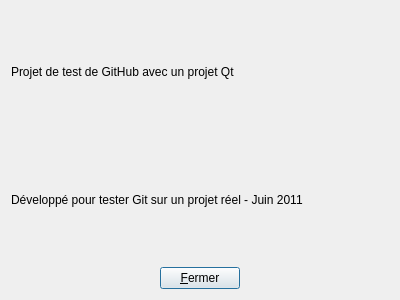
The window that dialogabout.ui (PyrosBrother/TestDuMac) describes before a commit, drawn with Qt 5.
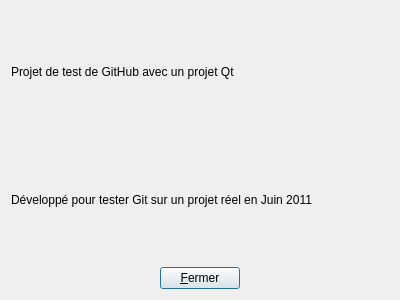
The same window after the commit.

Commit message: Correction orthographe dans QDialogAbout

```diff
--- a/dialogabout.ui
+++ b/dialogabout.ui
@@ -24,7 +24,7 @@
    <item>
     <widget class="QLabel" name="label_2">
      <property name="text">
-      <string>Développé pour tester Git sur un projet réel - Juin 2011</string>
+      <string>Développé pour tester Git sur un projet réel en Juin 2011</string>
      </property>
     </widget>
    </item>
```
